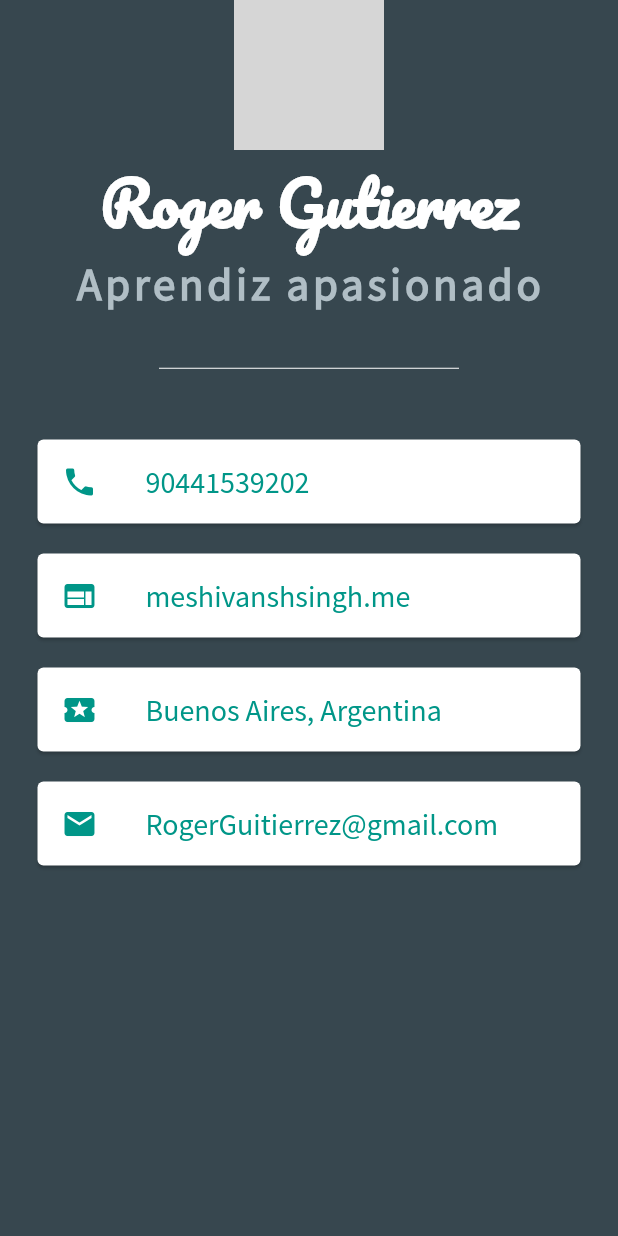
After one commit to Luop98/flutter_api_sqlite, a Flutter app: the screen it shows after launch, after a tap on "Perfil", on a phone screen of 412 x 824 dp. The commit adds this screen. Run offline on Flutter 3.47's test engine with Material 2 defaults, Android fonts, the phone set to English and light mode, and no system bars; our stand-ins replace cached_network_image, get, google_fonts, shimmer, sqflite; accounts and stored records are empty; network calls fail; grey boxes are pictures that could not be loaded.

Commit message:
un nuevo boton

```diff
--- a/lib/pages/entrance.dart
+++ b/lib/pages/entrance.dart
@@ -1,5 +1,6 @@
 import 'package:flutter/material.dart';
 import 'package:flutter_api_sqlite/main.dart';
+import 'package:flutter_api_sqlite/pages/perfil.dart';
 import 'package:google_fonts/google_fonts.dart';
 
 class Entrance extends StatelessWidget {
@@ -40,7 +41,17 @@ class Entrance extends StatelessWidget {
                     }));
                   },
 
-                  child: Text("COMIENZA YA..."),
+                  child: Text("CONOCE YA..."),
+                ),
+                ElevatedButton(
+                  onPressed: () {
+                    Navigator.of(context).push(MaterialPageRoute<Null>(
+                        builder: (BuildContext context) {
+                      return new Perfil();
+                    }));
+                  },
+
+                  child: Text("Perfil"),
                 ),
               ],
             ),
--- /dev/null
+++ b/lib/pages/perfil.dart
@@ -0,0 +1,60 @@
+import 'package:flutter/material.dart';
+import 'package:flutter_api_sqlite/widgets/info_card.dart';
+
+const url = "meshivanshsingh.me";
+const email = "RogerGuitierrez@gmail.com";
+const phone = "90441539202";
+const location = "Buenos Aires, Argentina";
+
+
+class Perfil extends StatelessWidget {
+  const Perfil({super.key});
+
+  @override
+  Widget build(BuildContext context) {
+    return Scaffold(
+      backgroundColor: Colors.blueGrey[800],
+      body: SafeArea(
+        child: Column(
+          children: [
+            CircleAvatar(
+              radius: 50,
+              backgroundImage: AssetImage("assets/images/perfil.jpg"),
+            ),
+            Text(
+              "Roger Gutierrez",
+              style: TextStyle(
+                fontSize: 40.0,
+                color: Colors.white,
+                fontWeight: FontWeight.bold,
+                fontFamily: "Pacifico",
+              ),
+            ),
+            Text(
+              "Aprendiz apasionado",
+              style: TextStyle(
+                  fontSize: 30,
+                  color: Colors.blueGrey[200],
+                  letterSpacing: 2.5,
+                  fontWeight: FontWeight.bold,
+                  fontFamily: "Source Sans Pro"),
+            ),
+            SizedBox(
+              height: 75,
+              width: 200,
+              child: Divider(
+                color: Colors.white,
+              ),
+            ),
+
+            InfoCard(text: phone, icon: Icons.phone, onPressed: ()async{}),
+            InfoCard(text: url, icon: Icons.web, onPressed: ()async{}),
+            InfoCard(text: location, icon: Icons.local_activity, onPressed: ()async{}),
+            InfoCard(text: email, icon: Icons.email, onPressed: ()async{}),
+
+          ],
+        ),
+      ),
+    );
+  }
+}
--- /dev/null
+++ b/lib/widgets/info_card.dart
@@ -0,0 +1,36 @@
+import 'package:flutter/material.dart';
+
+
+class InfoCard extends StatelessWidget {
+  // the values we need
+  final String text;
+  final IconData icon;
+  Function onPressed;
+
+  InfoCard(
+      {required this.text, required this.icon, required this.onPressed});
+
+  @override
+  Widget build(BuildContext context) {
+    return GestureDetector(
+
+      child: Card(
+        color: Colors.white,
+        margin: EdgeInsets.symmetric(vertical: 10, horizontal: 25),
+        child: ListTile(
+          leading: Icon(
+            icon,
+            color: Colors.teal,
+          ),
+          title: Text(
+            text,
+            style: TextStyle(
+                color: Colors.teal,
+                fontSize: 20,
+                fontFamily: "Source Sans Pro"),
+          ),
+        ),
+      ),
+    );
+  }
+}
```
